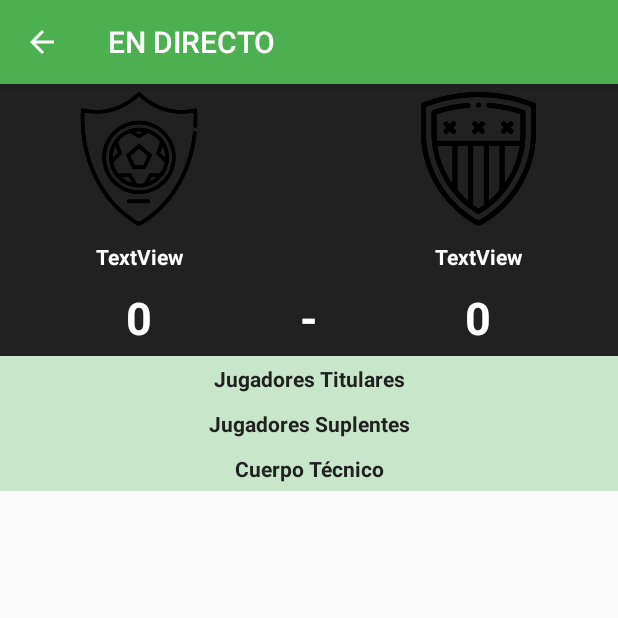
After one commit to marioglez/arbitrApp, an Android app: the PartidoDirectoActivity screen opened directly, with no data from a screen before it, on a phone screen of 412 x 824 dp, the top half of it. The commit adds this screen. Run offline under Robolectric (Android 15) with nearby library versions, the phone set to English and light mode, and no system bars; our stand-ins replace Firebase (no records; nobody signed in at launch, a user with empty details on screens opened directly); 13 statements that could not run were skipped.

Commit message:
Mejora visualización de partidos en directo
Se ha creado una nueva pantalla para mostrar la informacion en directo de un partido. También se han establecido las fechas en la visualizacion de las jornadas entre otras mejoras visuales

```diff
--- a/app/src/main/AndroidManifest.xml
+++ b/app/src/main/AndroidManifest.xml
@@ -10,7 +10,7 @@
     <uses-permission android:name="android.permission.INTERNET" />
     <uses-permission android:name="android.permission.WRITE_EXTERNAL_STORAGE" />
     <uses-permission android:name="android.permission.READ_EXTERNAL_STORAGE" />
-    <uses-permission android:name="android.permission.CALL_PHONE"/>
+    <uses-permission android:name="android.permission.CALL_PHONE" />
 
     <application
         android:name=".FirebaseData"
@@ -20,7 +20,8 @@
         android:roundIcon="@mipmap/ic_launcher_round"
         android:supportsRtl="true"
         android:theme="@style/AppTheme">
-        <activity android:name=".equipo.CampoActivity"></activity>
+        <activity android:name=".home.PartidoDirectoActivity"></activity>
+        <activity android:name=".equipo.CampoActivity" />
         <!--
              The API key for Google Maps-based APIs is defined as a string resource.
              (See the file "res/values/google_maps_api.xml").
--- a/app/src/main/java/com/example/arbitrapp/competiciones/CompeticionCalendarioFragment.java
+++ b/app/src/main/java/com/example/arbitrapp/competiciones/CompeticionCalendarioFragment.java
@@ -77,6 +77,10 @@ public class CompeticionCalendarioFragment extends Fragment {
             TextView nombreJornada = row.findViewById(R.id.textview_competicion_jornada);
             nombreJornada.setText(jornada.getNombre());
 
+            TextView fechas = row.findViewById(R.id.textview_competicion_fecha);
+            String fechasCompleto = jornada.getFechas().get(0) + " - " + jornada.getFechas().get(jornada.getFechas().size()-1);
+            fechas.setText(fechasCompleto);
+
             TextView partidos = row.findViewById(R.id.textview_competicion_partidos);
             partidos.setText(String.valueOf(jornada.getPartidos().size()));
 
--- a/app/src/main/java/com/example/arbitrapp/home/HomeFragment.java
+++ b/app/src/main/java/com/example/arbitrapp/home/HomeFragment.java
@@ -29,7 +29,6 @@ import com.google.firebase.database.DatabaseReference;
 import com.google.firebase.database.FirebaseDatabase;
 import com.google.firebase.database.ValueEventListener;
 
-import java.util.ArrayList;
 import java.util.Calendar;
 import java.util.GregorianCalendar;
 import java.util.concurrent.CountDownLatch;
@@ -350,7 +349,7 @@ public class HomeFragment extends Fragment {
         tablaPartidoDirecto.setOnClickListener(new View.OnClickListener() {
             @Override
             public void onClick(View v) {
-                startActivity(new Intent(getContext(), PartidoActivity.class).putExtra("partido",partidosDirecto.get(posicionCarouselDirecto)));
+                startActivity(new Intent(getContext(), PartidoDirectoActivity.class).putExtra("partido",partidosDirecto.get(posicionCarouselDirecto)));
             }
         });
     }
--- /dev/null
+++ b/app/src/main/java/com/example/arbitrapp/home/PartidoDirectoActivity.java
@@ -0,0 +1,268 @@
+package com.example.arbitrapp.home;
+
+import androidx.annotation.NonNull;
+import androidx.appcompat.app.AppCompatActivity;
+
+import android.net.Uri;
+import android.os.Bundle;
+import android.os.Handler;
+import android.util.Log;
+import android.view.LayoutInflater;
+import android.view.View;
+import android.widget.ImageView;
+import android.widget.RelativeLayout;
+import android.widget.TableLayout;
+import android.widget.TableRow;
+import android.widget.TextView;
+
+import com.bumptech.glide.Glide;
+import com.example.arbitrapp.R;
+import com.example.arbitrapp.modelos.ComparadorDorsales;
+import com.example.arbitrapp.modelos.Equipo;
+import com.example.arbitrapp.modelos.Evento;
+import com.example.arbitrapp.modelos.Jugador;
+import com.example.arbitrapp.modelos.Partido;
+import com.example.arbitrapp.modelos.Tecnico;
+import com.example.arbitrapp.modelos.Usuario;
+import com.google.firebase.database.DataSnapshot;
+import com.google.firebase.database.DatabaseError;
+import com.google.firebase.database.DatabaseReference;
+import com.google.firebase.database.FirebaseDatabase;
+import com.google.firebase.database.ValueEventListener;
+
+import java.util.ArrayList;
+import java.util.Collections;
+
+import static com.example.arbitrapp.FirebaseData.COMPETICIONES;
+import static com.example.arbitrapp.FirebaseData.EVENTO_AMARILLA;
+import static com.example.arbitrapp.FirebaseData.EVENTO_GOL;
+import static com.example.arbitrapp.FirebaseData.EVENTO_GOL_PROPIA;
+import static com.example.arbitrapp.FirebaseData.EVENTO_LESION;
+import static com.example.arbitrapp.FirebaseData.EVENTO_ROJA;
+import static com.example.arbitrapp.FirebaseData.EVENTO_SEGUNDA_AMARILLA;
+import static com.example.arbitrapp.FirebaseData.EVENTO_SUSTITUCION;
+import static com.example.arbitrapp.FirebaseData.PARTIDOS;
+import static com.example.arbitrapp.FirebaseData.TEMPORADA_ACTUAL;
+
+public class PartidoDirectoActivity extends AppCompatActivity {
+
+    private Partido partido;
+    private RelativeLayout relativeLayout;
+    private ImageView escudoLocal, escudoVisitante;
+    private TextView nombreLocal, nombreVisitante;
+    private TextView marcadorLocal, marcadorVisitante;
+    private TableLayout tablaTitularesLocal, tablaSuplentesLocal, tablaTecnicosLocal;
+    private TableLayout tablaTitularesVisitante, tablaSuplentesVisitante, tablaTecnicosVisitante;
+    private ComparadorDorsales comparadorDorsales;
+    private DatabaseReference databaseReference;
+    private ValueEventListener valueEventListener;
+
+    @Override
+    protected void onCreate(Bundle savedInstanceState) {
+        super.onCreate(savedInstanceState);
+        setContentView(R.layout.activity_partido_directo);
+
+        setTitle("EN DIRECTO");
+        //boton flecha atras
+        getSupportActionBar().setDisplayHomeAsUpEnabled(true);
+
+        partido = (Partido) getIntent().getSerializableExtra("partido");
+        relativeLayout = findViewById(R.id.layout_partido_directo);
+        escudoLocal = findViewById(R.id.arbitrar_escudo_local);
+        escudoVisitante = findViewById(R.id.arbitrar_escudo_visitante);
+        nombreLocal = findViewById(R.id.arbitrar_nombre_local);
+        nombreVisitante = findViewById(R.id.arbitrar_nombre_visitante);
+        marcadorLocal = findViewById(R.id.arbitrar_marcador_local);
+        marcadorVisitante = findViewById(R.id.arbitrar_marcador_visitante);
+        tablaTitularesLocal = findViewById(R.id.arbitrar_titulares_locales);
+        tablaSuplentesLocal = findViewById(R.id.arbitrar_suplentes_locales);
+        tablaTecnicosLocal = findViewById(R.id.arbitrar_tecnicos_locales);
+        tablaTitularesVisitante = findViewById(R.id.arbitrar_titulares_visitantes);
+        tablaSuplentesVisitante = findViewById(R.id.arbitrar_suplentes_visitantes);
+        tablaTecnicosVisitante = findViewById(R.id.arbitrar_tecnicos_visitantes);
+        comparadorDorsales = new ComparadorDorsales();
+
+        rellenarMarcador();
+        rellenarDatosLocal();
+        rellenarDatosVisitante();
+
+        obtenerInfoDirecto();
+    }
+
+    private  void rellenarMarcador() {
+        try {
+            Glide
+                    .with(PartidoDirectoActivity.this)
+                    .load(Uri.parse(partido.getEquipoLocal().getEscudo()))
+                    .into(escudoLocal);
+            Glide
+                    .with(PartidoDirectoActivity.this)
+                    .load(Uri.parse(partido.getEquipoVisitante().getEscudo()))
+                    .into(escudoVisitante);
+        }catch (Exception e){
+            Log.d("ARBITRAR", "pintarDatos: ERROR AL PINTAR ESCUDO");
+        }
+        nombreLocal.setText(partido.getEquipoLocal().getNombre());
+        nombreVisitante.setText(partido.getEquipoVisitante().getNombre());
+    }
+
+    private void rellenarDatosLocal() {
+        Equipo equipo = partido.getEquipoLocal();
+        marcadorLocal.setText(partido.getGolesLocal());
+        rellenarTecnicos(equipo.getTecnicosPartido(), tablaTecnicosLocal);
+        rellenarJugadores(equipo.getTitulares(),tablaTitularesLocal);
+        rellenarJugadores(equipo.getSuplentes(),tablaSuplentesLocal);
+    }
+
+    private void rellenarDatosVisitante() {
+        Equipo equipo = partido.getEquipoVisitante();
+        marcadorVisitante.setText(partido.getGolesVisitante());
+        rellenarTecnicos(equipo.getTecnicosPartido(),tablaTecnicosVisitante);
+        rellenarJugadores(equipo.getTitulares(),tablaTitularesVisitante);
+        rellenarJugadores(equipo.getSuplentes(),tablaSuplentesVisitante);
+    }
+
+    private void rellenarTecnicos(ArrayList<Tecnico> tecnicos, TableLayout tableLayout) {
+        tableLayout.removeAllViews();
+        for(final Tecnico t : tecnicos){
+            LayoutInflater inflater = LayoutInflater.from(PartidoDirectoActivity.this);
+            TableRow row = (TableRow) inflater.inflate(R.layout.fila_tecnico_arbitrar, relativeLayout, false);
+            TextView nombre = row.findViewById(R.id.nombrePersona);
+            nombre.setText(t.getNombreCompleto());
+            RelativeLayout relativeLayout = row.findViewById(R.id.caja_tecnico);
+
+            for (Evento evento : partido.getEventos()) {
+                for (Usuario u : evento.getAutores()){
+                    if(u.getUid().equals(t.getUid())) {
+                        switch (evento.getAccion()) {
+                            case EVENTO_AMARILLA:
+                                relativeLayout.setBackgroundColor(getResources().getColor(R.color.amarilloPastel));
+                                Log.d("BUSCANDO EVENTO", "rellenarTecnicos: Amarilla EVENTO");
+                                break;
+                            case EVENTO_ROJA:
+                            case EVENTO_SEGUNDA_AMARILLA:
+                                relativeLayout.setBackgroundColor(getResources().getColor(R.color.rojoPastel));
+                                Log.d("BUSCANDO EVENTO", "rellenarTecnicos: roja EVENTO");
+                                break;
+                            default:
+                                Log.d("BUSCANDO EVENTO", "rellenarTecnicos: NO HAY EVENTO");
+                                break;
+                        }
+                    }
+                }
+            }
+            tableLayout.addView(row);
+        }
+    }
+
+    private void rellenarJugadores(ArrayList<Jugador> jugadores, TableLayout tableLayout) {
+        tableLayout.removeAllViews();
+        Collections.sort(jugadores,comparadorDorsales);
+        for(final Jugador j : jugadores){
+            LayoutInflater inflater = LayoutInflater.from(PartidoDirectoActivity.this);
+            TableRow row = (TableRow) inflater.inflate(R.layout.fila_jugador_arbitrar, relativeLayout, false);
+            TextView dorsal = row.findViewById(R.id.dorsalPersona);
+            dorsal.setText(j.getDorsal());
+
+            //Capitan
+            if(j.isCapitan()){
+                ImageView iconoRol = row.findViewById(R.id.imageview_rol);
+                iconoRol.setVisibility(View.VISIBLE);
+            } else if(j.getPosicion().equals("Portero")){
+                ImageView iconoRol = row.findViewById(R.id.imageview_rol);
+                iconoRol.setImageResource(R.drawable.ic_guantes);
+                iconoRol.setColorFilter(getResources().getColor(R.color.primary_text));
+                iconoRol.setVisibility(View.VISIBLE);
+            }
+
+            for (Evento evento : partido.getEventos()) {
+                for (Usuario u : evento.getAutores()){
+                    if(u.getUid().equals(j.getUid())) {
+                        switch (evento.getAccion()) {
+                            case EVENTO_GOL:
+                                ImageView iconoGol = row.findViewById(R.id.imageview_golFavor);
+                                iconoGol.setVisibility(View.VISIBLE);
+                                Log.d("BUSCANDO EVENTO", "rellenarJugadores: GOL EVENTO");
+                                break;
+                            case EVENTO_GOL_PROPIA:
+                                ImageView iconoGolPropia = row.findViewById(R.id.imageview_golPropia);
+                                iconoGolPropia.setVisibility(View.VISIBLE);
+                                Log.d("BUSCANDO EVENTO", "rellenarJugadores: GOL Propia EVENTO");
+                                break;
+                            case EVENTO_AMARILLA:
+                                ImageView iconoAmarilla = row.findViewById(R.id.imageview_amarilla);
+                                iconoAmarilla.setVisibility(View.VISIBLE);
+                                Log.d("BUSCANDO EVENTO", "rellenarJugadores: Amarilla EVENTO");
+                                break;
+                            case EVENTO_ROJA:
+                                ImageView iconoRoja = row.findViewById(R.id.imageview_roja);
+                                iconoRoja.setVisibility(View.VISIBLE);
+                                Log.d("BUSCANDO EVENTO", "rellenarJugadores: Roja EVENTO");
+                                break;
+                            case EVENTO_SEGUNDA_AMARILLA:
+                                ImageView iconoSegundaAmarilla = row.findViewById(R.id.imageview_segundaAmarilla);
+                                iconoSegundaAmarilla.setVisibility(View.VISIBLE);
+                                Log.d("BUSCANDO EVENTO", "rellenarJugadores: Segunda Amarilla EVENTO");
+                                break;
+                            case EVENTO_SUSTITUCION:
+                                ImageView iconoSustitucion = row.findViewById(R.id.imageview_sustitucion);
+                                iconoSustitucion.setVisibility(View.VISIBLE);
+                                Log.d("BUSCANDO EVENTO", "rellenarJugadores: Sustitución EVENTO");
+                                break;
+                            case EVENTO_LESION:
+                                ImageView iconoLesion = row.findViewById(R.id.imageview_lesion);
+                                iconoLesion.setVisibility(View.VISIBLE);
+                                Log.d("BUSCANDO EVENTO", "rellenarTecnicos: Lesión EVENTO");
+                                break;
+                        }
+                    }
+                }
+            }
+
+            tableLayout.addView(row);
+        }
+    }
+
+    private void obtenerInfoDirecto() {
+        valueEventListener = new ValueEventListener() {
+            @Override
+            public void onDataChange(@NonNull DataSnapshot dataSnapshot) {
+                if (dataSnapshot.exists()) {
+                    Log.w("LISTENER DIRECTO", "onDataChange: ");
+                    partido = new Partido(TEMPORADA_ACTUAL, partido.getSede(), partido.getCategoria(), partido.getDiaPartido(), partido.getIdPartido());
+                    new Handler().postDelayed(new Runnable() {
+                        @Override
+                        public void run() {
+                            rellenarDatosLocal();
+                            rellenarDatosVisitante();
+                        }
+                    }, 3000);
+                }
+            }
+
+            @Override
+            public void onCancelled(@NonNull DatabaseError databaseError) {
+
+            }
+        };
+
+        databaseReference = FirebaseDatabase.getInstance().getReference();
+        databaseReference.child(COMPETICIONES).child(TEMPORADA_ACTUAL).child(partido.getSede()).child(partido.getCategoria())
+                .child(PARTIDOS).child(partido.getJornadaPartido()).child(partido.getDiaPartido()).child(partido.getIdPartido())
+                .addValueEventListener(valueEventListener);
+    }
+
+    //Boton flecha atras
+    @Override
+    public boolean onSupportNavigateUp(){
+        finish();
+        databaseReference.removeEventListener(valueEventListener);
+        return true;
+    }
+
+    @Override
+    public void onBackPressed() {
+        super.onBackPressed();
+        databaseReference.removeEventListener(valueEventListener);
+    }
+}
--- a/app/src/main/java/com/example/arbitrapp/modelos/Jornada.java
+++ b/app/src/main/java/com/example/arbitrapp/modelos/Jornada.java
@@ -6,10 +6,12 @@ import java.util.ArrayList;
 public class Jornada implements Serializable {
 
     private String nombre;
+    private ArrayList<String> fechas;
     private ArrayList<Partido> partidos;
 
     public Jornada(String nombre){
         this.nombre = nombre;
+        this.fechas = new ArrayList<>();
         this.partidos = new ArrayList<>();
     }
 
@@ -17,6 +19,10 @@ public class Jornada implements Serializable {
 
     public String getNombre() {
         return nombre;
+    }
+
+    public ArrayList<String> getFechas() {
+        return fechas;
     }
 
     public ArrayList<Partido> getPartidos() {
--- a/app/src/main/res/drawable/border.xml
+++ b/app/src/main/res/drawable/border.xml
@@ -2,5 +2,5 @@
 <shape
     xmlns:android="http://schemas.android.com/apk/res/android"
     android:shape= "rectangle">
-    <stroke android:width="1dp" android:color="#000000"/>
+    <stroke android:width="1dp" android:color="@color/secondary_text"/>
 </shape>
--- /dev/null
+++ b/app/src/main/res/layout/activity_partido_directo.xml
@@ -0,0 +1,238 @@
+<?xml version="1.0" encoding="utf-8"?>
+<RelativeLayout xmlns:android="http://schemas.android.com/apk/res/android"
+    xmlns:app="http://schemas.android.com/apk/res-auto"
+    android:layout_width="match_parent"
+    android:layout_height="match_parent"
+    android:id="@+id/layout_partido_directo">
+
+    <TableLayout
+        android:id="@+id/tabla_marcador"
+        android:layout_width="match_parent"
+        android:layout_height="wrap_content"
+        app:layout_constraintTop_toTopOf="parent"
+        android:background="@color/primary_text">
+
+        <TableRow
+            android:layout_width="match_parent"
+            android:layout_height="match_parent">
+
+            <ImageView
+                android:id="@+id/arbitrar_escudo_local"
+                android:layout_width="0dp"
+                android:layout_height="100dp"
+                android:layout_weight="45"
+                android:padding="5dp"
+                android:src="@drawable/escudo2"/>
+
+            <TextView
+                android:layout_width="0dp"
+                android:layout_height="wrap_content"
+                android:layout_weight="10" />
+
+            <ImageView
+                android:id="@+id/arbitrar_escudo_visitante"
+                android:layout_width="0dp"
+                android:layout_height="100dp"
+                android:layout_weight="45"
+                android:padding="5dp"
+                android:src="@drawable/escudo"/>
+        </TableRow>
+
+        <TableRow
+            android:layout_width="match_parent"
+            android:layout_height="match_parent">
+
+            <TextView
+                android:id="@+id/arbitrar_nombre_local"
+                android:layout_width="0dp"
+                android:layout_height="wrap_content"
+                android:layout_weight="45"
+                android:gravity="center"
+                android:padding="5dp"
+                android:text="TextView"
+                android:textColor="@color/icons"
+                android:textStyle="bold" />
+
+            <TextView
+                android:layout_width="0dp"
+                android:layout_height="wrap_content"
+                android:layout_weight="10" />
+
+            <TextView
+                android:id="@+id/arbitrar_nombre_visitante"
+                android:layout_width="0dp"
+                android:layout_height="wrap_content"
+                android:layout_weight="45"
+                android:gravity="center"
+                android:padding="5dp"
+                android:text="TextView"
+                android:textColor="@color/icons"
+                android:textStyle="bold" />
+        </TableRow>
+
+        <TableRow
+            android:layout_width="match_parent"
+            android:layout_height="match_parent">
+
+            <TextView
+                android:id="@+id/arbitrar_marcador_local"
+                android:layout_width="0dp"
+                android:layout_height="wrap_content"
+                android:layout_weight="45"
+                android:gravity="center"
+                android:padding="5dp"
+                android:text="0"
+                android:textSize="30sp"
+                android:textColor="@color/icons"
+                android:textStyle="bold" />
+
+            <TextView
+                android:layout_width="0dp"
+                android:layout_height="wrap_content"
+                android:layout_weight="10"
+                android:gravity="center"
+                android:padding="5dp"
+                android:text="-"
+                android:textSize="30sp"
+                android:textColor="@color/icons"
+                android:textStyle="bold" />
+
+            <TextView
+                android:id="@+id/arbitrar_marcador_visitante"
+                android:layout_width="0dp"
+                android:layout_height="wrap_content"
+                android:layout_weight="45"
+                android:gravity="center"
+                android:padding="5dp"
+                android:text="0"
+                android:textSize="30sp"
+                android:textColor="@color/icons"
+                android:textStyle="bold" />
+        </TableRow>
+
+    </TableLayout>
+
+    <ScrollView
+        android:layout_width="match_parent"
+        android:layout_height="wrap_content"
+        android:layout_below="@id/tabla_marcador">
+
+        <RelativeLayout
+            android:layout_width="match_parent"
+            android:layout_height="wrap_content">
+
+            <TextView
+                android:id="@+id/arbitrar_textView_titulares"
+                android:layout_width="match_parent"
+                android:layout_height="wrap_content"
+                android:background="@color/primary_light"
+                android:gravity="center"
+                android:padding="5dp"
+                android:text="@string/jugadores_titulares"
+                android:textColor="@color/primary_text"
+                android:textStyle="bold" />
+
+            <TableLayout
+                android:id="@+id/arbitrar_tabla_titulares"
+                android:layout_width="match_parent"
+                android:layout_height="wrap_content"
+                android:layout_below="@id/arbitrar_textView_titulares">
+
+                <TableRow
+                    android:layout_width="match_parent"
+                    android:layout_height="match_parent">
+
+                    <TableLayout
+                        android:id="@+id/arbitrar_titulares_locales"
+                        android:layout_width="0dp"
+                        android:layout_height="match_parent"
+                        android:layout_weight="50"/>
+
+                    <TableLayout
+                        android:id="@+id/arbitrar_titulares_visitantes"
+                        android:layout_width="0dp"
+                        android:layout_height="match_parent"
+                        android:layout_weight="50"/>
+                </TableRow>
+
+            </TableLayout>
+
+            <TextView
+                android:id="@+id/arbitrar_textView_suplentes"
+                android:layout_width="match_parent"
+                android:layout_height="wrap_content"
+                android:layout_below="@id/arbitrar_tabla_titulares"
+                android:background="@color/primary_light"
+                android:gravity="center"
+                android:padding="5dp"
+                android:text="@string/jugadores_suplentes"
+                android:textColor="@color/primary_text"
+                android:textStyle="bold" />
+
+            <TableLayout
+                android:id="@+id/arbitrar_tabla_suplentes"
+                android:layout_width="match_parent"
+                android:layout_height="wrap_content"
+                android:layout_below="@id/arbitrar_textView_suplentes">
+
+                <TableRow
+                    android:layout_width="match_parent"
+                    android:layout_height="match_parent">
+
+                    <TableLayout
+                        android:id="@+id/arbitrar_suplentes_locales"
+                        android:layout_width="0dp"
+                        android:layout_height="match_parent"
+                        android:layout_weight="50"/>
+
+                    <TableLayout
+                        android:id="@+id/arbitrar_suplentes_visitantes"
+                        android:layout_width="0dp"
+                        android:layout_height="match_parent"
+                        android:layout_weight="50"/>
+                </TableRow>
+
+            </TableLayout>
+
+            <TextView
+                android:id="@+id/arbitrar_textView_tecnicos"
+                android:layout_width="match_parent"
+                android:layout_height="wrap_content"
+                android:layout_below="@id/arbitrar_tabla_suplentes"
+                android:background="@color/primary_light"
+                android:gravity="center"
+                android:padding="5dp"
+                android:text="@string/cuerpo_tecnico"
+                android:textColor="@color/primary_text"
+                android:textStyle="bold" />
+
+            <TableLayout
+                android:id="@+id/arbitrar_tabla_tecnicos"
+                android:layout_width="match_parent"
+                android:layout_height="wrap_content"
+                android:layout_below="@id/arbitrar_textView_tecnicos">
+
+                <TableRow
+                    android:layout_width="match_parent"
+                    android:layout_height="match_parent">
+
+                    <TableLayout
+                        android:id="@+id/arbitrar_tecnicos_locales"
+                        android:layout_width="0dp"
+                        android:layout_height="match_parent"
+                        android:layout_weight="50"/>
+
+                    <TableLayout
+                        android:id="@+id/arbitrar_tecnicos_visitantes"
+                        android:layout_width="0dp"
+                        android:layout_height="match_parent"
+                        android:layout_weight="50"/>
+                </TableRow>
+
+            </TableLayout>
+
+        </RelativeLayout>
+
+    </ScrollView>
+
+</RelativeLayout>
```
Also changed, not shown: app/src/main/java/com/example/arbitrapp/modelos/Competicion.java (+15 -3 lines), app/src/main/java/com/example/arbitrapp/modelos/Partido.java (+22 -0 lines).
